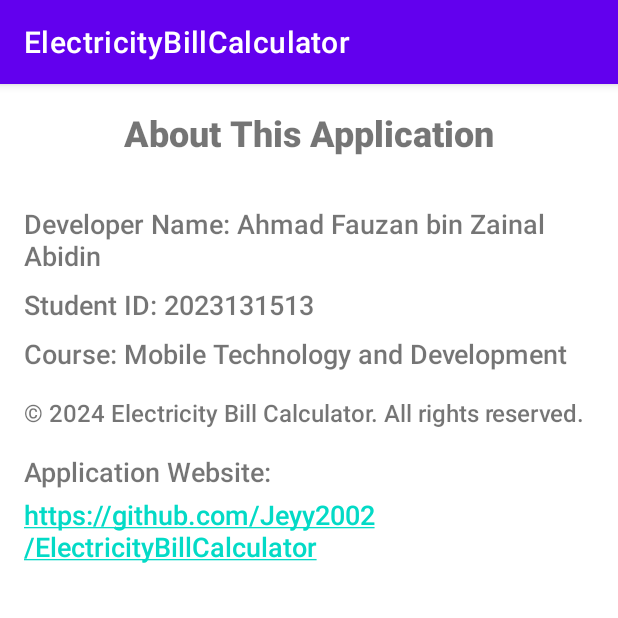
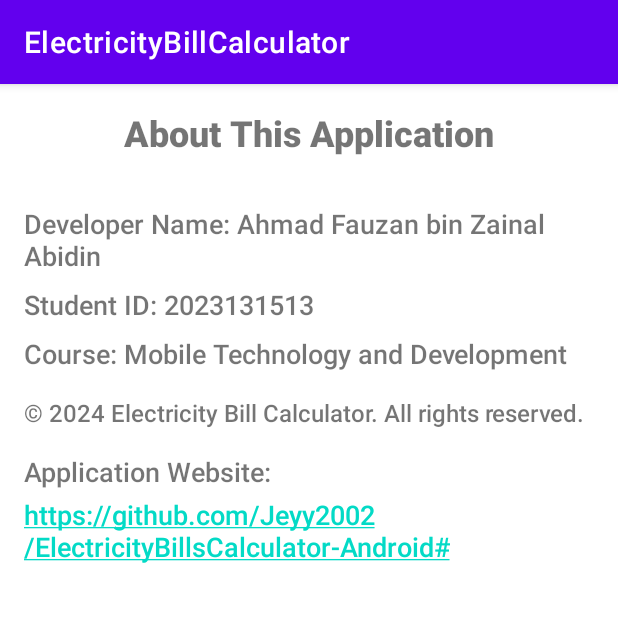
Before and after one commit to Jeyy2002/ElectricityBillsCalculator-Android, an Android app: the AboutActivity screen opened directly, with no data from a screen before it, on a phone screen of 412 x 824 dp, the top half of it. Run offline under Robolectric (Android 15) with nearby library versions, the phone set to English and light mode, and no system bars.

Commit message:
Initial commit: Electricity Bill Calculator application

```diff
--- a/app/src/main/res/values/strings.xml
+++ b/app/src/main/res/values/strings.xml
@@ -30,7 +30,7 @@
     <string name="course_mobile_technology">Course: Mobile Technology and Development</string>
     <string name="_2024_electricity_bill_calculator_all_rights_reserved">© 2024 Electricity Bill Calculator. All rights reserved.</string>
     <string name="application_website">Application Website:</string>
-    <string name="https_github_com_jeyy2002_electricitybillcalculator">https://github.com/Jeyy2002/ElectricityBillCalculator</string>
+    <string name="https_github_com_jeyy2002_electricitybillcalculator">https://github.com/Jeyy2002/ElectricityBillsCalculator-Android#</string>
     <string-array name="months_array">
         <item>January</item>
         <item>February</item>
```
